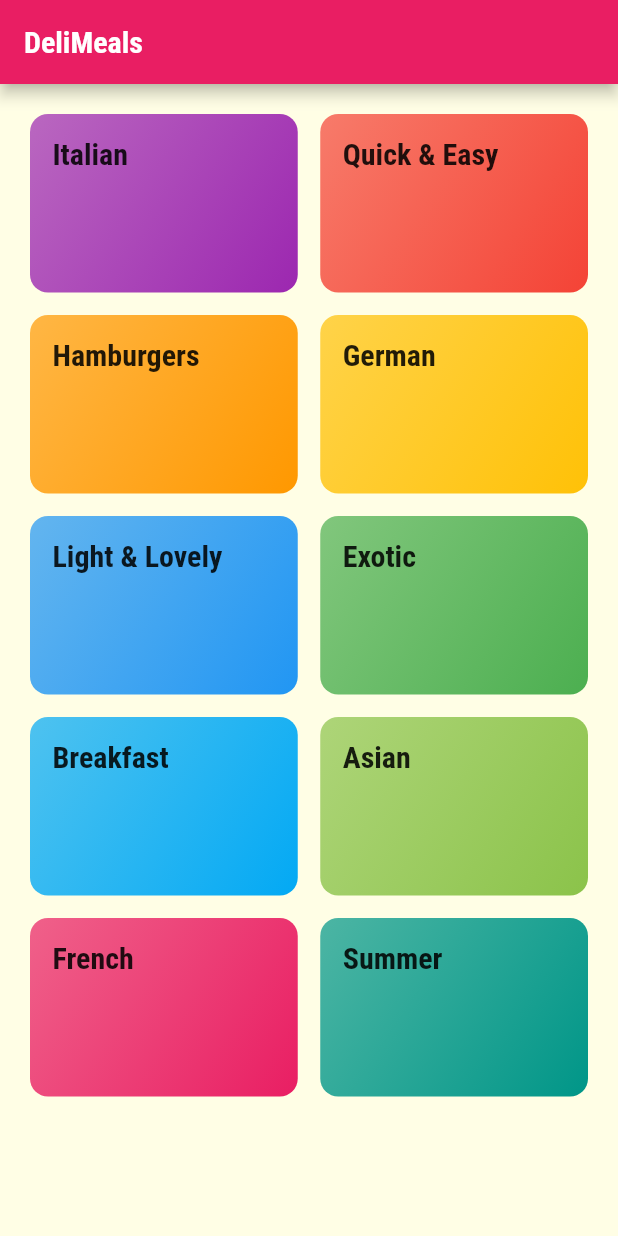
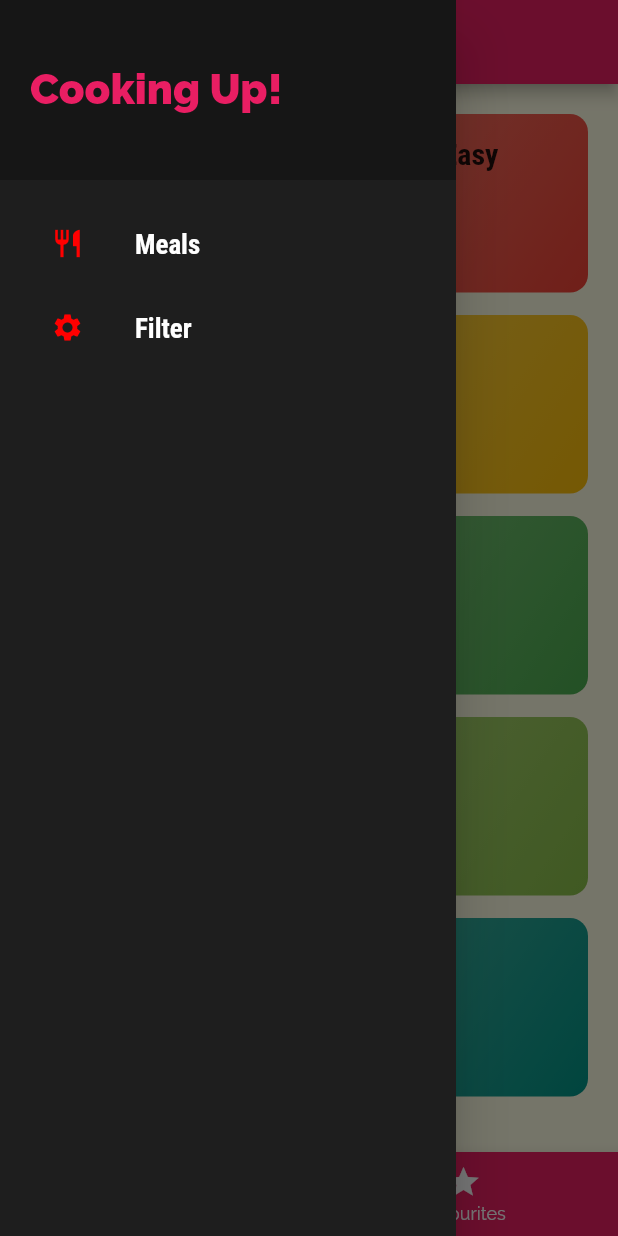
Before and after one commit to devraselhossen/meals_app, a Flutter app: the screen it shows after launch, with the side drawer open (before the commit the screen has no drawer), on a phone screen of 412 x 824 dp. Run offline on Flutter 3.47's test engine with Material 2 defaults, Android fonts, the phone set to English and light mode, and no system bars.

Commit message:
six comite

```diff
--- a/lib/main.dart
+++ b/lib/main.dart
@@ -1,10 +1,12 @@
 // ignore_for_file: prefer_const_constructors, deprecated_member_use
 
 import 'package:flutter/material.dart';
-import 'package:meals_app/screen/meal_detail_screen.dart';
 
 import 'screen/category_meals_screen.dart';
-import 'screen/category_screen.dart';
+import 'screen/favourite_screen.dart';
+import 'screen/filter_screen.dart';
+import 'screen/meal_detail_screen.dart';
+import 'screen/tabs_screen.dart';
 
 
 void main() {
@@ -34,10 +36,12 @@ class MyApp extends StatelessWidget {
           //bodyText2: TextStyle(color: Color.fromRGBO(20, 51, 51, 1)),
         ),
       ),
-      home: CategoryesScreen(),
+      // home: TabsScreen(),
       routes: {
+        '/': (ctx) => TabsScreen(),
         CategoryMealsScreen.routeName: (_) => CategoryMealsScreen(),
-        MealDetailScreen.routeName: (_) => MealDetailScreen()
+        MealDetailScreen.routeName: (_) => MealDetailScreen(),
+        FilterScreen.routeName: (_) => FilterScreen(),
       },
     );
   }
--- a/lib/screen/category_screen.dart
+++ b/lib/screen/category_screen.dart
@@ -5,21 +5,16 @@ import 'package:flutter/material.dart';
 import '../widget/category_item.dart';
 import '../data/dummy_data.dart';
 
-
 class CategoryesScreen extends StatelessWidget {
   const CategoryesScreen({Key? key}) : super(key: key);
 
   @override
   Widget build(BuildContext context) {
-    return Scaffold(
-      appBar: AppBar(
-        title: Text("DeliMeals"),
-      ),
-      body: GridView(
+    return GridView(
       padding: EdgeInsets.all(20),
       children: DUMMY_CATEGORIES.map(
         (catData) {
-            return CategoryItem(catData.id ,catData.title, catData.color);
+          return CategoryItem(catData.id, catData.title, catData.color);
         },
       ).toList(),
       gridDelegate: SliverGridDelegateWithMaxCrossAxisExtent(
@@ -27,7 +22,6 @@ class CategoryesScreen extends StatelessWidget {
           crossAxisSpacing: 15,
           childAspectRatio: 3 / 2,
           maxCrossAxisExtent: 260),
-      ),
     );
   }
 }
--- /dev/null
+++ b/lib/screen/favourite_screen.dart
@@ -0,0 +1,9 @@
+import 'package:flutter/material.dart';
+
+class FavouriteScreen extends StatelessWidget {
+
+  @override
+  Widget build(BuildContext context) {
+    return Center(child: Text("This is favourite"));
+  }
+}
--- /dev/null
+++ b/lib/screen/filter_screen.dart
@@ -0,0 +1,20 @@
+import 'package:flutter/material.dart';
+
+import '../widget/main_drawer.dart';
+
+class FilterScreen extends StatelessWidget {
+  static const routeName = '/filters';
+
+  @override
+  Widget build(BuildContext context) {
+    return Scaffold(
+      appBar: AppBar(
+        title: Text("Your Filters")
+      ),
+      drawer: MainDrawer(),
+      body: Center(
+        child: Text("Filters"),
+      ),
+    );
+  }
+}
--- /dev/null
+++ b/lib/screen/tabs_screen.dart
@@ -0,0 +1,54 @@
+// ignore_for_file: prefer_const_literals_to_create_immutables, prefer_const_constructors, unused_field
+
+import 'package:flutter/material.dart';
+import '../widget/main_drawer.dart';
+import 'category_screen.dart';
+import 'favourite_screen.dart';
+
+class TabsScreen extends StatefulWidget {
+  @override
+  State<TabsScreen> createState() => _TabsScreenState();
+}
+
+class _TabsScreenState extends State<TabsScreen> {
+  final List<Map<String, dynamic>> _pages = [
+    {'page': CategoryesScreen(), 'title': 'Categories'},
+    {'page': FavouriteScreen(), 'title': 'Your Favourite'}
+  ];
+
+  int _selectedPageIndex = 0;
+
+  void _selectPage(int index) {
+    setState(() {
+      _selectedPageIndex = index;
+    });
+  }
+
+  @override
+  Widget build(BuildContext context) {
+    return Scaffold(
+      appBar: AppBar(
+        title: Text(_pages[_selectedPageIndex]['title']),
+      ),
+      drawer: MainDrawer(),
+      body: _pages[_selectedPageIndex]['page'],
+      bottomNavigationBar: BottomNavigationBar(
+        backgroundColor: Theme.of(context).primaryColor,
+        selectedItemColor: Theme.of(context).accentColor,
+        unselectedItemColor: Colors.white,
+        currentIndex: _selectedPageIndex,
+        onTap: _selectPage,
+        items: [
+          BottomNavigationBarItem(
+            icon: Icon(Icons.category),
+            label: 'Categories',
+          ),
+          BottomNavigationBarItem(
+            icon: Icon(Icons.star),
+            label: 'Favourites',
+          ),
+        ],
+      ),
+    );
+  }
+}
--- /dev/null
+++ b/lib/widget/main_drawer.dart
@@ -0,0 +1,71 @@
+// ignore_for_file: prefer_const_constructors, use_key_in_widget_constructors
+
+import 'package:flutter/material.dart';
+import 'package:meals_app/screen/filter_screen.dart';
+
+class MainDrawer extends StatelessWidget {
+
+  Widget buildListTile(String text, IconData iconData, Function tapHandeler) {
+    return Padding(
+      padding: const EdgeInsets.symmetric(horizontal: 18, vertical: 0),
+      child: Column(
+        children: [
+          ListTile(
+            leading: Icon(
+              iconData,
+              size: 22,
+              color: Color(0xffff0000),
+            ),
+            title: Text(
+              text,
+              style: TextStyle(
+                  fontSize: 18,
+                  fontWeight: FontWeight.bold,
+                  fontFamily: "RobotoCondensed",
+                  color: Colors.white),
+            ),
+            onTap: () {tapHandeler();},
+          ),
+          // Divider(
+          //   color: Colors.grey,
+          // ),
+        ],
+      ),
+    );
+  }
+
+  @override
+  Widget build(BuildContext context) {
+    return Drawer(
+      backgroundColor: Color(0xff1E1E1E),
+      child: Column(
+        children: [
+          Container(
+            height: 120,
+            width: double.infinity,
+            padding: EdgeInsets.all(20),
+            alignment: Alignment.centerLeft,
+            color: Colors.black26,
+            child: Text(
+              "Cooking Up!",
+              style: TextStyle(
+                fontWeight: FontWeight.w900,
+                fontSize: 28,
+                color: Theme.of(context).primaryColor,
+              ),
+            ),
+          ),
+          SizedBox(
+            height: 15,
+          ),
+          buildListTile("Meals", Icons.restaurant, () {
+             Navigator.of(context).pushReplacementNamed('/');
+          }),
+          buildListTile("Filter", Icons.settings, () {
+            Navigator.of(context).pushReplacementNamed(FilterScreen.routeName);
+          }),
+        ],
+      ),
+    );
+  }
+}
```
Lines whose indentation alone changed are shown as unchanged.
